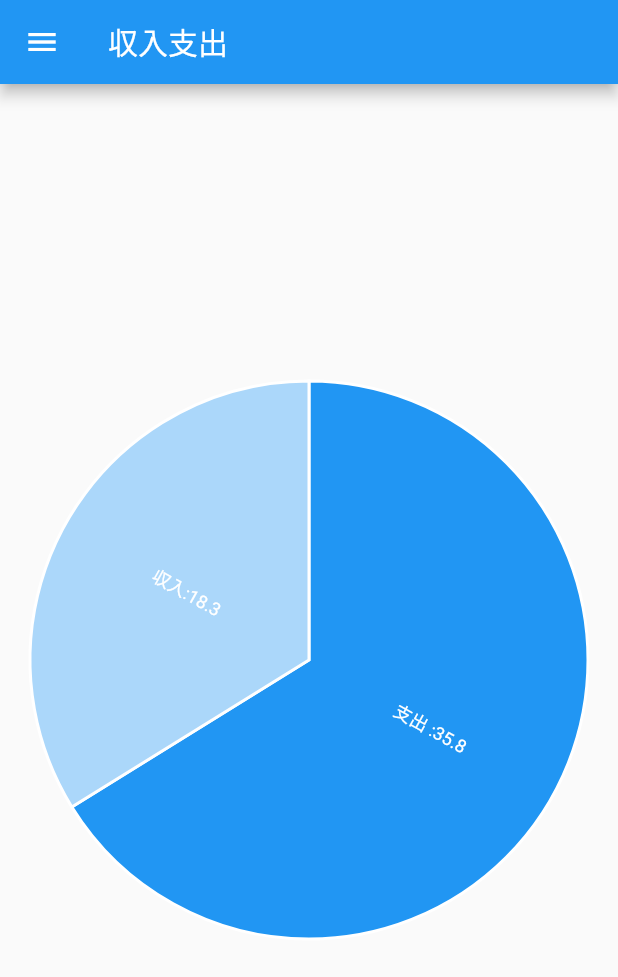
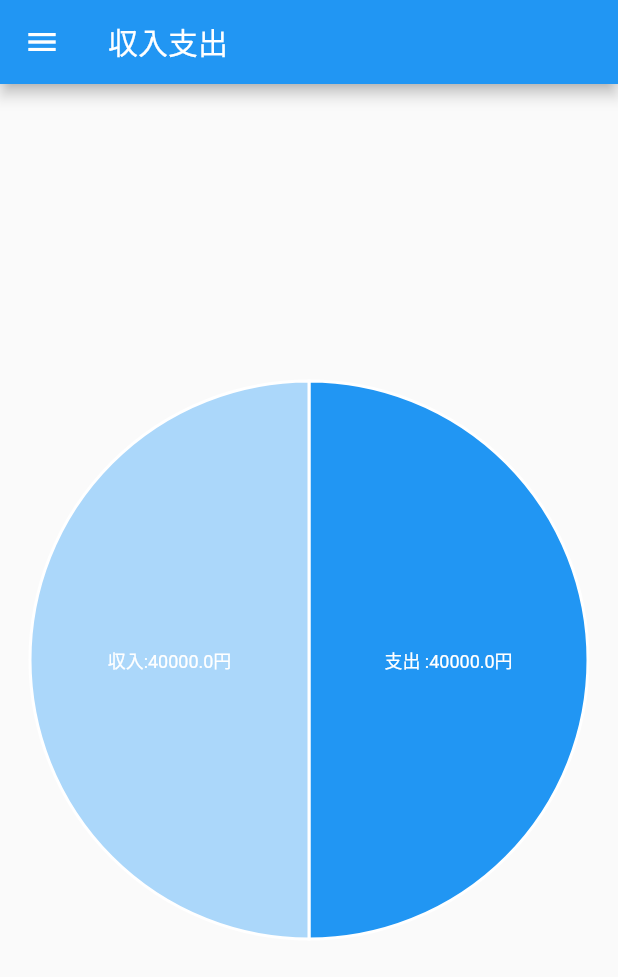
Before and after one commit to YujiOnishi/flutter_api_handson, a Flutter app: the screen it shows after launch, on a phone screen of 412 x 824 dp. Shown: the top 977 px of the screen. Run offline on Flutter 3.47's test engine with Material 2 defaults, Android fonts, the phone set to English and light mode, and no system bars; our stand-ins replace charts_flutter, hooks_riverpod.

Commit message:
チャートの動的化

```diff
--- a/lib/UI/householdAccountBookDetail.dart
+++ b/lib/UI/householdAccountBookDetail.dart
@@ -1,3 +1,5 @@
+import 'package:api/http/HouseholdAccountDataHttp.dart';
+import 'package:api/model/HouseholdAccountData.dart';
 import 'package:flutter/material.dart';
 import 'package:charts_flutter/flutter.dart' as charts;
 import 'package:hooks_riverpod/hooks_riverpod.dart';
@@ -12,6 +14,7 @@ class PieData {
 
 // ignore: must_be_immutable
 class HouseholdAcccountBookDetail extends HookConsumerWidget {
+  List<HouseholdAccountData> householdAccountDataList = [];
   List<charts.Series<PieData, String>> _pieData = [];
 
   static Route<dynamic> route() {
@@ -20,10 +23,21 @@ class HouseholdAcccountBookDetail extends HookConsumerWidget {
     );
   }
 
-  generateData() {
+  generateData(List<HouseholdAccountData> householdAccountDataList) {
+    double income = 0;
+    double outcome = 0;
+
+    householdAccountDataList
+        .forEach((HouseholdAccountData householdAccountData) {
+      if (householdAccountData.type == HouseholdAccountData.incomeFlg) {
+        income += householdAccountData.money;
+      } else {
+        outcome += householdAccountData.money;
+      }
+    });
     var pieData = [
-      new PieData('支出 ', 35.8),
-      new PieData('収入', 18.3),
+      new PieData('支出 ', outcome),
+      new PieData('収入', income),
     ];
     _pieData.add(
       charts.Series(
@@ -31,7 +45,7 @@ class HouseholdAcccountBookDetail extends HookConsumerWidget {
         measureFn: (PieData data, _) => data.money,
         id: 'Time spent',
         data: pieData,
-        labelAccessorFn: (PieData data, _) => '${data.activity}:${data.money}',
+        labelAccessorFn: (PieData data, _) => '${data.activity}:${data.money}円',
       ),
     );
     return _pieData;
@@ -39,6 +53,9 @@ class HouseholdAcccountBookDetail extends HookConsumerWidget {
 
   @override
   Widget build(BuildContext context, WidgetRef ref) {
+    this.householdAccountDataList =
+        HouseholdAccountDataHttp.getHouseholdAccountDataList();
+
     return Scaffold(
       appBar: AppBar(
         title: createAppBarText(),
@@ -46,7 +63,7 @@ class HouseholdAcccountBookDetail extends HookConsumerWidget {
       drawer: DrawerMenu(),
       body: Center(
         child: charts.PieChart(
-          generateData(),
+          generateData(householdAccountDataList),
           animate: true,
           animationDuration: Duration(seconds: 1),
           defaultRenderer: new charts.ArcRendererConfig(
```
